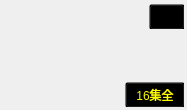
The window that VideoPlayer/mainwidget/subunititems/SubUnitItem.ui (huizhang556/pc-video-player) describes before a commit, drawn with Qt 5.
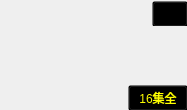
The same window after the commit. Icons and pictures are not drawn.

```diff
--- a/VideoPlayer/mainwidget/subunititems/SubUnitItem.ui
+++ b/VideoPlayer/mainwidget/subunititems/SubUnitItem.ui
@@ -24,16 +24,45 @@
     <number>0</number>
    </property>
    <property name="leftMargin">
-    <number>3</number>
+    <number>0</number>
    </property>
    <property name="topMargin">
-    <number>3</number>
+    <number>0</number>
    </property>
    <property name="rightMargin">
-    <number>3</number>
+    <number>0</number>
    </property>
    <property name="bottomMargin">
-    <number>3</number>
+    <number>0</number>
+   </property>
+   <item>
+    <widget class="QWidget" name="widget_mask" native="true">
+     <property name="styleSheet">
+      <string notr="true">#widget_mask
+{
+/*background-color: transparent;*/
+}
+
+#widget_mask:hover
+{
+background-color: rgba(20, 20, 20,0.6);
+}</string>
+     </property>
+     <layout class="QHBoxLayout" name="horizontalLayout_3">
+      <property name="spacing">
+       <number>0</number>
+      </property>
+      <property name="leftMargin">
+       <number>0</number>
+      </property>
+      <property name="topMargin">
+       <number>0</number>
+      </property>
+      <property name="rightMargin">
+       <number>0</number>
+      </property>
+      <property name="bottomMargin">
+       <number>0</number>
    </property>
    <item>
     <layout class="QVBoxLayout" name="verticalLayout">
@@ -228,6 +257,9 @@
       </layout>
      </item>
     </layout>
+      </item>
+     </layout>
+    </widget>
    </item>
   </layout>
  </widget>
```
Lines whose indentation alone changed are shown as unchanged.
